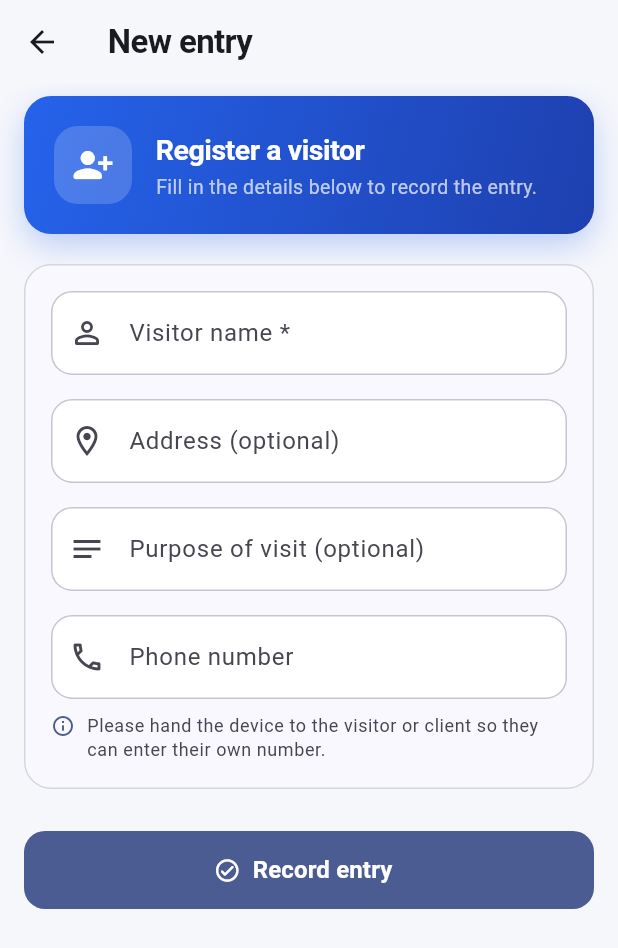
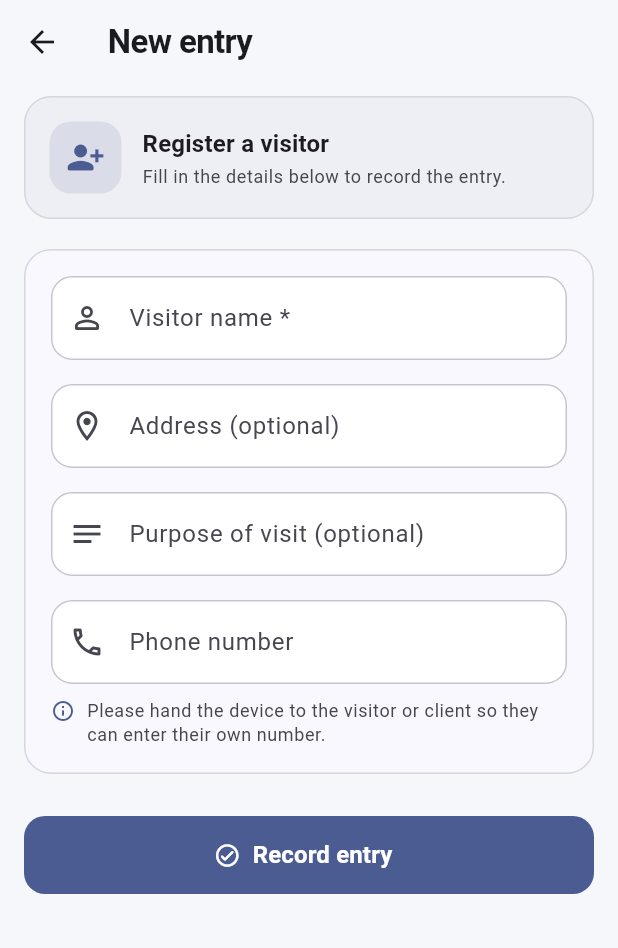
Before and after one commit to ShivanshPande19/AZIMUTH-ENTRY, a Flutter app: the AddVisitorScreen screen opened directly, on a phone screen of 412 x 824 dp. Shown: the top 948 px of the screen. Run offline on Flutter 3.47's test engine with Material 3 defaults, Android fonts, the phone set to English and light mode, and no system bars; our stand-ins replace supabase_flutter; accounts and stored records are empty.

Commit message:
Tone down New entry header: subtle neutral tint instead of bright gradient

```diff
--- a/lib/screens/guard/add_visitor_screen.dart
+++ b/lib/screens/guard/add_visitor_screen.dart
@@ -56,7 +56,6 @@ class _AddVisitorScreenState extends State<AddVisitorScreen> {
   @override
   Widget build(BuildContext context) {
     final scheme = Theme.of(context).colorScheme;
-    final brightness = Theme.of(context).brightness;
 
     return Scaffold(
       appBar: AppBar(title: const Text('New entry')),
@@ -68,54 +67,47 @@ class _AddVisitorScreenState extends State<AddVisitorScreen> {
             child: Column(
               crossAxisAlignment: CrossAxisAlignment.stretch,
               children: [
-                // ---- Welcoming header --------------------------------------
+                // ---- Subtle, professional header ---------------------------
                 Container(
-                  padding: const EdgeInsets.all(20),
+                  padding: const EdgeInsets.all(16),
                   decoration: BoxDecoration(
-                    gradient: AppTheme.brandGradient(brightness),
+                    color: scheme.surfaceContainerHighest.withValues(alpha: 0.4),
                     borderRadius: BorderRadius.circular(AppTheme.radius),
-                    boxShadow: [
-                      BoxShadow(
-                        color: AppTheme.seed.withValues(alpha: 0.28),
-                        blurRadius: 18,
-                        offset: const Offset(0, 8),
-                      ),
-                    ],
+                    border: Border.all(
+                      color: scheme.outlineVariant.withValues(alpha: 0.6),
+                    ),
                   ),
                   child: Row(
                     children: [
                       Container(
-                        width: 52,
-                        height: 52,
+                        width: 48,
+                        height: 48,
                         decoration: BoxDecoration(
-                          color: Colors.white.withValues(alpha: 0.18),
-                          borderRadius: BorderRadius.circular(16),
+                          color: scheme.primary.withValues(alpha: 0.12),
+                          borderRadius: BorderRadius.circular(14),
                         ),
-                        child: const Icon(Icons.person_add_alt_1_rounded,
-                            color: Colors.white, size: 28),
+                        child: Icon(Icons.person_add_alt_1_rounded,
+                            color: scheme.primary, size: 26),
                       ),
-                      const SizedBox(width: 16),
-                      const Expanded(
+                      const SizedBox(width: 14),
+                      Expanded(
                         child: Column(
                           crossAxisAlignment: CrossAxisAlignment.start,
                           children: [
                             Text(
                               'Register a visitor',
-                              style: TextStyle(
-                                color: Colors.white,
-                                fontSize: 19,
-                                fontWeight: FontWeight.w700,
-                                letterSpacing: -0.3,
-                              ),
+                              style: Theme.of(context)
+                                  .textTheme
+                                  .titleMedium
+                                  ?.copyWith(fontWeight: FontWeight.w700),
                             ),
-                            SizedBox(height: 3),
+                            const SizedBox(height: 2),
                             Text(
                               'Fill in the details below to record the entry.',
-                              style: TextStyle(
-                                color: Colors.white70,
-                                fontSize: 13,
-                                height: 1.3,
-                              ),
+                              style: Theme.of(context)
+                                  .textTheme
+                                  .bodySmall
+                                  ?.copyWith(color: scheme.onSurfaceVariant),
                             ),
                           ],
                         ),
```
